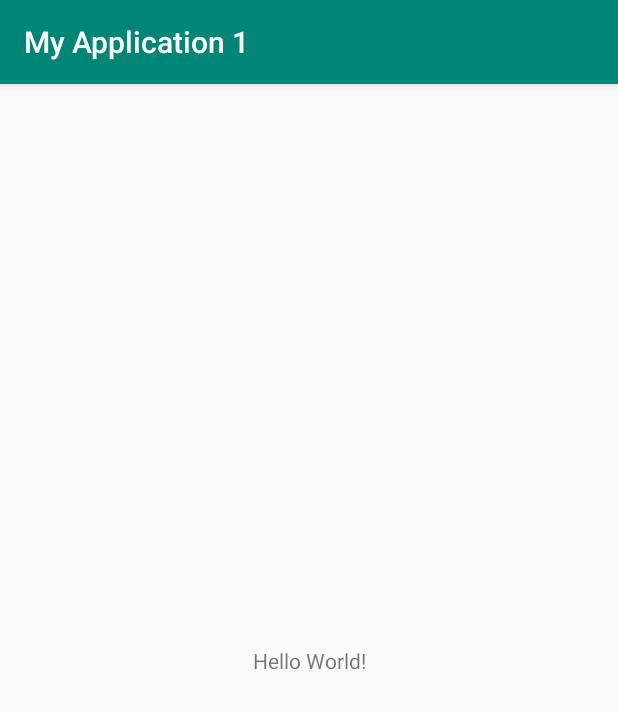
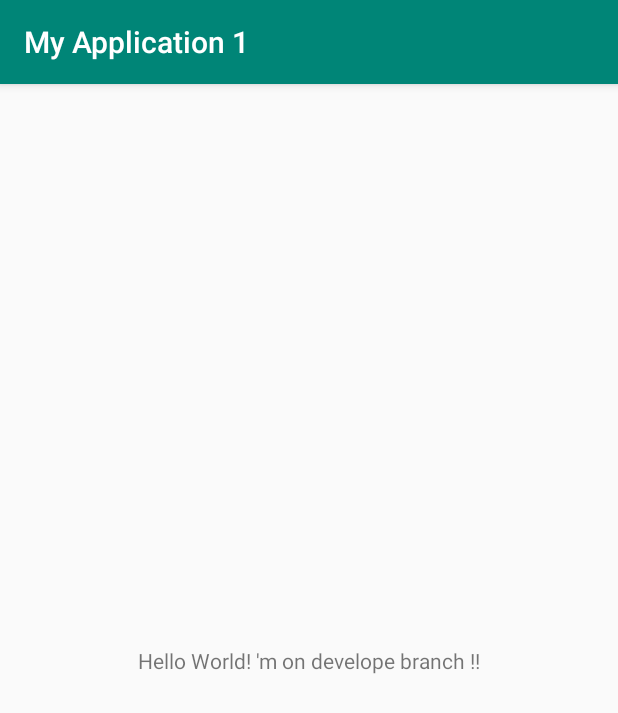
Before and after one commit to Vigilante7478/HelloWorldAndroid, an Android app: the screen it shows after launch (MainActivity), on a phone screen of 412 x 824 dp. Shown: the top 713 px of the screen. Run offline under Robolectric (Android 15) with nearby library versions, the phone set to English and light mode, and no system bars.

Commit message:
First commit on develop branch

```diff
--- a/app/src/main/res/layout/activity_main.xml
+++ b/app/src/main/res/layout/activity_main.xml
@@ -10,7 +10,7 @@
     <TextView
         android:layout_width="wrap_content"
         android:layout_height="wrap_content"
-        android:text="Hello World!"
+        android:text="Hello World! 'm on develope branch !!"
         app:layout_constraintBottom_toBottomOf="parent"
         app:layout_constraintLeft_toLeftOf="parent"
         app:layout_constraintRight_toRightOf="parent"
```
